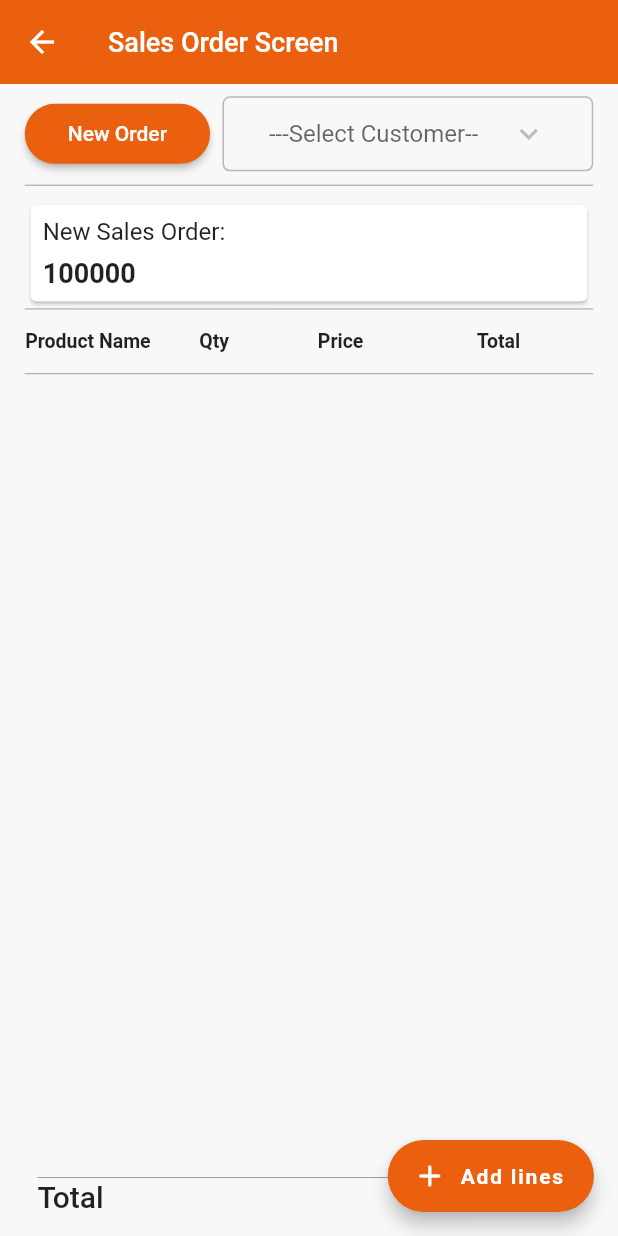
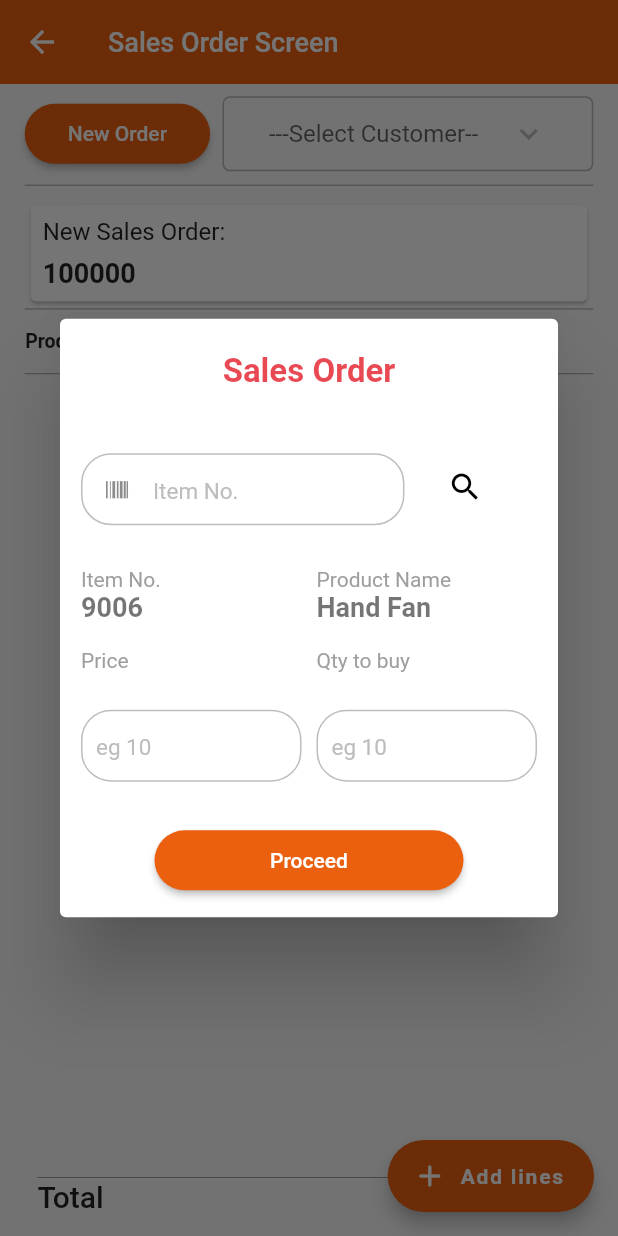
Before and after one commit to aryalkeshab/hamrokhata, a Flutter app: the SalesOrderScreen screen opened by its route, after a tap on "Add lines", on a phone screen of 412 x 824 dp. Run offline on Flutter 3.47's test engine with Material 2 defaults, Android fonts, the phone set to English and light mode, and no system bars; our stand-ins replace cached_network_image, dio, equatable, flutter_hooks, flutter_secure_storage, fluttertoast and 6 more; missing offline and left inert: barcode_scan2, bluetooth_enable_fork, draggable_fab, flutter_bluetooth_printer; accounts and stored records are empty; network calls fail.

Commit message:
:salesOrderScreen:

```diff
--- a/lib/Screens/sales_order/sales_order_screen.dart
+++ b/lib/Screens/sales_order/sales_order_screen.dart
@@ -4,7 +4,6 @@ import 'package:flutter/material.dart';
 import 'package:flutter_hooks/flutter_hooks.dart';
 import 'package:get/get.dart';
 import 'package:get/get_state_manager/get_state_manager.dart';
-import 'package:hamrokhata/Screens/product_detail/product_detail_controller.dart';
 import 'package:hamrokhata/Screens/sales_order/sales_order_controller.dart';
 import 'package:hamrokhata/commons/utils/custom_validators.dart';
 import 'package:hamrokhata/commons/utils/scanqr.dart';
@@ -57,7 +56,6 @@ class _SalesOrderScreenState extends State<SalesOrderScreen> {
 
   @override
   Widget build(BuildContext context) {
-    final productController = Get.put(ProductDetailsController());
     return Scaffold(
         appBar: AppBar(
           backgroundColor: Theme.of(context).primaryColor,
@@ -293,8 +291,8 @@ class _SalesOrderScreenState extends State<SalesOrderScreen> {
                                     ),
                                     Expanded(
                                       flex: 1,
-                                      child: popupMenuItem(context, config,
-                                          theme, index, productController),
+                                      child: popupMenuItem(
+                                          context, config, theme, index),
                                     ),
                                   ],
                                 ),
@@ -331,8 +329,7 @@ class _SalesOrderScreenState extends State<SalesOrderScreen> {
                       config: config,
                       context: context,
                       theme: theme,
-                      index: null,
-                      productDetailsController: productController);
+                      index: null);
                 });
               },
             );
@@ -374,12 +371,7 @@ class _SalesOrderScreenState extends State<SalesOrderScreen> {
         ));
   }
 
-  customDialog(
-      {required context,
-      required config,
-      required theme,
-      index,
-      ProductDetailsController? productDetailsController}) {
+  customDialog({required context, required config, required theme, index}) {
     if (isSelectedFromUpdate == true) {
       setState(() {
         searchController.text = salesList[index].product!;
@@ -445,8 +437,8 @@ class _SalesOrderScreenState extends State<SalesOrderScreen> {
                             child: IconButton(
                               icon: const Icon(Icons.search),
                               onPressed: () {
-                                productDetailsController!.getProductSearch(
-                                    context, searchController.text);
+                                showSuccessToast(
+                                    'Successfully search for ${searchController.text}. ');
                               },
                             ),
                           ),
@@ -457,11 +449,7 @@ class _SalesOrderScreenState extends State<SalesOrderScreen> {
                 ),
 
                 config.verticalSpaceMedium(),
-                GetBuilder<ProductDetailsController>(builder: (controller) {
-                  priceController.text = productDetailsController!
-                      .productDetails[0].sellingPrice
-                      .toString();
-                  return Row(
+                Row(
                   children: const [
                     Expanded(
                       child: Text(
@@ -483,15 +471,13 @@ class _SalesOrderScreenState extends State<SalesOrderScreen> {
                       ),
                     ),
                   ],
-                  );
-                }),
+                ),
                 // config.verticalSpaceSmall(),
                 Row(
-                  children: [
+                  children: const [
                     Expanded(
                       child: Text(
-                        productDetailsController!.productDetails[0].id
-                            .toString(),
+                        '9006',
                         style: TextStyle(
                             color: Colors.black54,
                             fontWeight: FontWeight.bold,
@@ -503,8 +489,7 @@ class _SalesOrderScreenState extends State<SalesOrderScreen> {
                     ),
                     Expanded(
                       child: Text(
-                        productDetailsController.productDetails[0].name
-                            .toString(),
+                        'Hand Fan',
                         style: TextStyle(
                             color: Colors.black54,
                             fontWeight: FontWeight.bold,
@@ -636,7 +621,7 @@ class _SalesOrderScreenState extends State<SalesOrderScreen> {
         ]);
   }
 
-  Widget popupMenuItem(context, config, theme, index, productController) {
+  Widget popupMenuItem(context, config, theme, index) {
     return PopupMenuButton<int>(
       icon: const Icon(Icons.more_vert),
       // onSelected: (item) =>
@@ -678,8 +663,7 @@ class _SalesOrderScreenState extends State<SalesOrderScreen> {
                     config: config,
                     context: context,
                     theme: theme,
-                    index: index,
-                    productDetailsController: productController);
+                    index: index);
               });
             },
             child: const Icon(Icons.edit),
```
Lines whose indentation alone changed are shown as unchanged.
